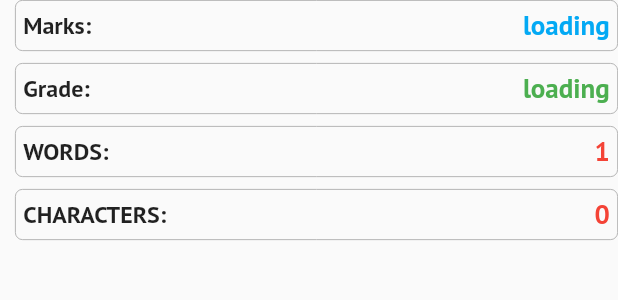
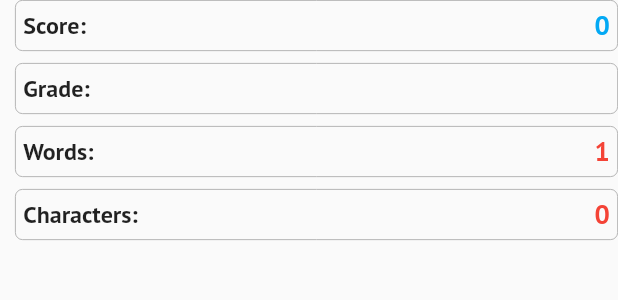
Before and after one commit to Ess-ai/essai-app, a Flutter app: the EssayStats widget shown alone on an empty page, opened directly with empty values, on a phone screen of 412 x 824 dp. Shown: the top 300 px of the screen. Run offline on Flutter 3.47's test engine with Material 2 defaults, Android fonts, the phone set to English and light mode, and no system bars; our stand-ins replace card_loading, get, google_fonts, iconsax, loading_animation_widget, lottie and 1 more; accounts and stored records are empty; network calls fail; project files that could hold a hidden picture were left out.

Commit message:
Display ai scores

```diff
--- a/lib/models/essay_results.dart
+++ b/lib/models/essay_results.dart
@@ -25,9 +25,9 @@ class EssayResultsModel {
           id: json['id'],
           userId: json['user_id'],
           essayId: EssayModel.fromJson(json['essay_id']),
-          score: json['score'],
+          score: json['essay_score'],
           reasons: json['reasons'],
-          grade: json['grade'],
+          grade: json['essay_grade'],
           improvements: json['improvements'],
           createdAt: json['created_at']);
 
--- a/lib/pages/app/essay/widgets/essay_stats.dart
+++ b/lib/pages/app/essay/widgets/essay_stats.dart
@@ -1,6 +1,8 @@
 import 'package:essai/models/essay.dart';
 import 'package:flutter/material.dart';
 import 'package:google_fonts/google_fonts.dart';
+
+import '../../../../services/get_essays.dart';
 
 // ignore: must_be_immutable
 class EssayStats extends StatefulWidget {
@@ -12,9 +14,25 @@ class EssayStats extends StatefulWidget {
 }
 
 class EssayStatsState extends State<EssayStats> {
+  final getEssays = GetEssays();
+  Future<List> getScores(id) async {
+    final scr = await getEssays.getEssayResult(id);
+    setState(() {
+      score = scr.score;
+      grade = scr.grade;
+    });
+    return [scr.score, scr.grade];
+  }
+
+  var score = '0';
+  var grade = '';
+
   @override
   Widget build(BuildContext context) {
     var essay = widget.essay;
+    if (essay!.isSubmitted != null) {
+      getScores(essay.id);
+    }
     return Expanded(
       flex: 2,
       child: Container(
@@ -33,14 +51,14 @@ class EssayStatsState extends State<EssayStats> {
                     mainAxisAlignment: MainAxisAlignment.spaceBetween,
                     children: [
                       Text(
-                        'Marks:',
+                        'Score:',
                         style: GoogleFonts.ptSans(
                             fontSize: 16, fontWeight: FontWeight.bold),
                       ),
                       Text(
-                        essay!.isSubmitted == null
+                        essay.isSubmitted == null
                             ? 'Not Submitted'
-                            : 'loading',
+                            : score.toString(),
                         style: GoogleFonts.ptSans(
                             fontSize: 18,
                             color: Colors.lightBlue,
@@ -66,7 +84,7 @@ class EssayStatsState extends State<EssayStats> {
                             fontSize: 16, fontWeight: FontWeight.bold),
                       ),
                       Text(
-                        essay.isSubmitted == null ? 'Not Submitted' : 'loading',
+                        essay.isSubmitted == null ? 'Not Submitted' : grade,
                         style: GoogleFonts.ptSans(
                             fontSize: 18,
                             color: Colors.green,
@@ -87,7 +105,7 @@ class EssayStatsState extends State<EssayStats> {
                     mainAxisAlignment: MainAxisAlignment.spaceBetween,
                     children: [
                       Text(
-                        'WORDS:',
+                        'Words:',
                         style: GoogleFonts.ptSans(
                             fontSize: 16, fontWeight: FontWeight.bold),
                       ),
@@ -113,7 +131,7 @@ class EssayStatsState extends State<EssayStats> {
                     mainAxisAlignment: MainAxisAlignment.spaceBetween,
                     children: [
                       Text(
-                        'CHARACTERS:',
+                        'Characters:',
                         style: GoogleFonts.ptSans(
                             fontSize: 16, fontWeight: FontWeight.bold),
                       ),
--- a/lib/services/get_essays.dart
+++ b/lib/services/get_essays.dart
@@ -1,6 +1,8 @@
 import 'package:essai/models/essay.dart';
 import 'package:essai/services/authentication.dart';
 import 'package:supabase_flutter/supabase_flutter.dart';
+
+import '../models/essay_results.dart';
 
 class GetEssays {
   Future<List<dynamic>> getEssays() async {
@@ -44,13 +46,15 @@ class GetEssays {
       final response = await Supabase.instance.client
           .from('essay_results')
           .select(
-              'id, essay_category(id, essay_category_name), essay_title, essay_body, created_at, is_submitted')
+              'id, essay_id(id, essay_category(id)), essay_score, reasons, essay_grade, improvements, created_at')
           .eq('user_id', user.id)
-          .eq('id', id);
+          .eq('essay_id', id)
+          .single();
 
-      final essay = EssayModel.fromJson(response);
+      final essay = EssayResultsModel.fromJson(response);
       return essay;
     } on PostgrestException catch (e) {
+      print(e.message);
       return e;
     }
   }
```
